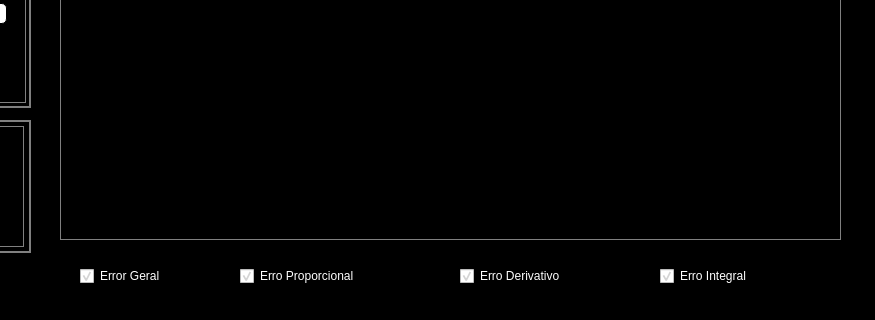
Qt form interface.ui (Aandre99/Projeto-Sistema-De-Controle) before a commit; both pictures show x 230 to 1105 and y 351 to 671 of the 1105 by 671 pixel window.
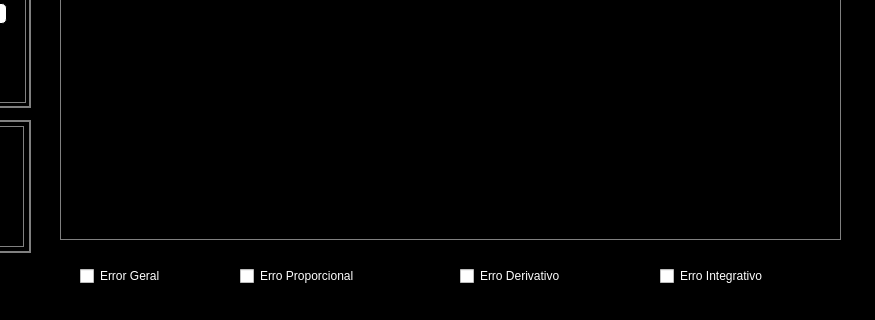
The same form after that commit.

Commit message: Mudando Erro integral > Erro integrativo na interface

The edit to the form file:
```diff
--- a/interface.ui
+++ b/interface.ui
@@ -1376,7 +1376,7 @@
        <string>Erro Proporcional</string>
       </property>
       <property name="checked">
-       <bool>true</bool>
+       <bool>false</bool>
       </property>
      </widget>
      <widget class="QCheckBox" name="checkBox_errorDeriv">
@@ -1396,7 +1396,7 @@
        <string>Erro Derivativo</string>
       </property>
       <property name="checked">
-       <bool>true</bool>
+       <bool>false</bool>
       </property>
      </widget>
      <widget class="QCheckBox" name="checkBox_errorInteg">
@@ -1404,7 +1404,7 @@
        <rect>
         <x>600</x>
         <y>10</y>
-        <width>111</width>
+        <width>131</width>
         <height>20</height>
        </rect>
       </property>
@@ -1413,10 +1413,10 @@
 border: 0px solid gray;</string>
       </property>
       <property name="text">
-       <string>Erro Integral</string>
+       <string>Erro Integrativo</string>
       </property>
       <property name="checked">
-       <bool>true</bool>
+       <bool>false</bool>
       </property>
      </widget>
      <widget class="QCheckBox" name="checkBox_errorGeral">
@@ -1436,7 +1436,7 @@
        <string>Error Geral</string>
       </property>
       <property name="checked">
-       <bool>true</bool>
+       <bool>false</bool>
       </property>
      </widget>
     </widget>
```
The commit also changes 1 other file.
